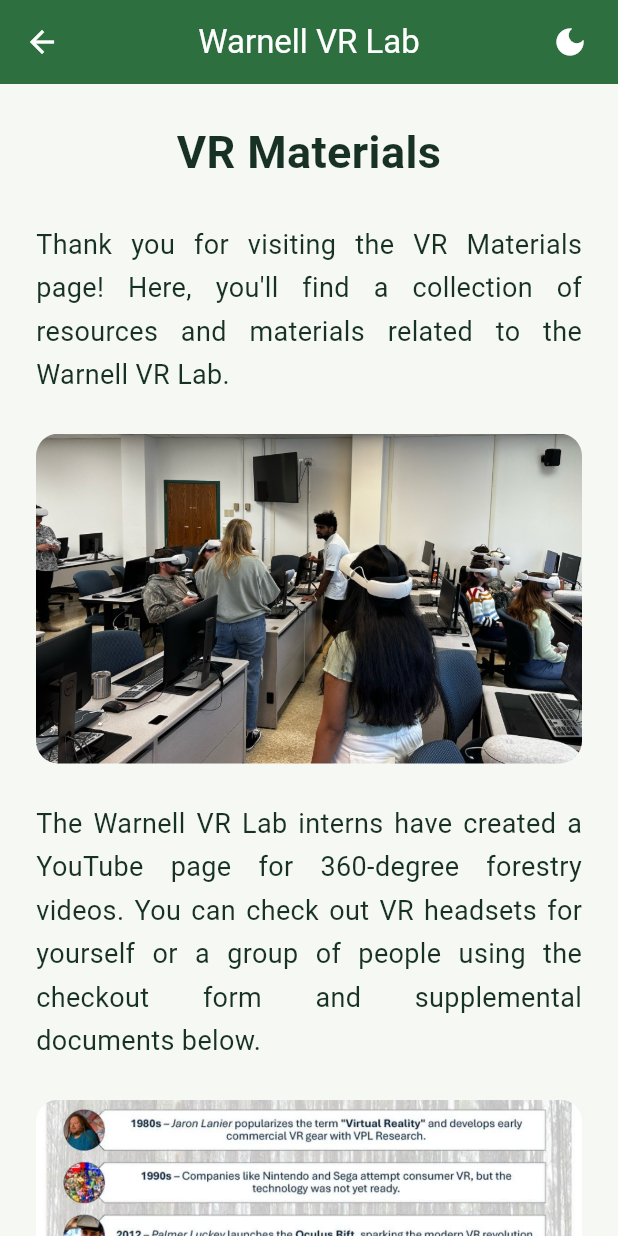
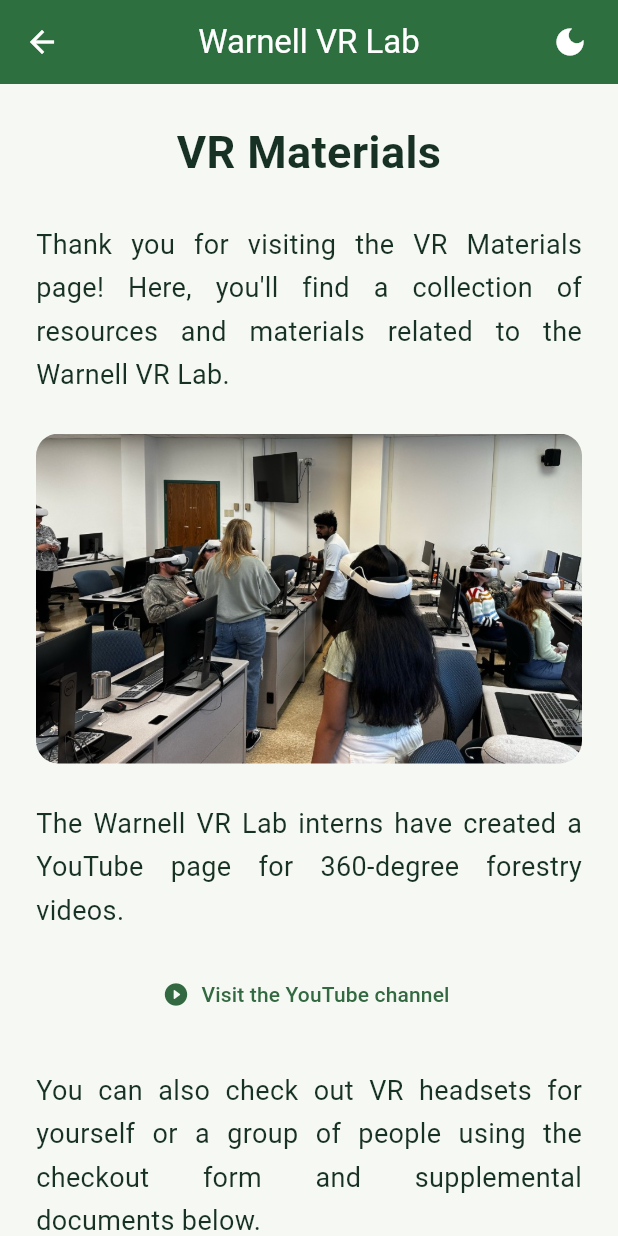
Before and after one commit to aru2-2/perseus_vr_lab_app, a Flutter app: the VRMaterials screen opened by its route, on a phone screen of 412 x 824 dp. Run offline on Flutter 3.47's test engine with Material 3 defaults, Android fonts, the phone set to English and light mode, and no system bars; our stand-ins replace visibility_detector.

Commit message:
Added YouTube channel hyperlink

```diff
--- a/lib/screens/vr_materials/vr_materials.dart
+++ b/lib/screens/vr_materials/vr_materials.dart
@@ -1,7 +1,10 @@
 //import statements
 import 'package:flutter/material.dart';
+import 'package:url_launcher/url_launcher.dart';
 import '../../widgets/lazy_image.dart';
 import '../../widgets/theme_toggle_button.dart';
+
+const String youtubeChannelUrl = 'https://www.youtube.com/@warnellvrlab';
 
 //creates the VR Materials page of the app
 class VRMaterials extends StatelessWidget {
@@ -65,8 +68,7 @@
               const SizedBox(height: 25),
               // Description of actions for the user to take on this page regarding VR headsets
               const Text(
-                "The Warnell VR Lab interns have created a YouTube page for 360-degree forestry videos."
-                " You can check out VR headsets for yourself or a group of people using the checkout form and supplemental documents below.",
+                "The Warnell VR Lab interns have created a YouTube page for 360-degree forestry videos.",
                 textAlign: TextAlign.justify,
                 style: TextStyle(
                   fontSize: 18,
@@ -74,9 +76,33 @@
                 ),
               ),
 
+              //YouTube channel button will open the hyperlink in an external browser when pressed
+              const SizedBox(height: 18),
+              TextButton.icon(
+                //button opens YouTube channel in external browser
+                onPressed: () async {
+                  final uri = Uri.parse(youtubeChannelUrl);
+                  //throws exception if URL cannot be launched
+                  if (!await launchUrl(uri, mode: LaunchMode.externalApplication)) {
+                    throw Exception('Could not launch $uri');
+                    }
+                },
+                //icon and label to display on the button
+                icon: const Icon(Icons.play_circle_fill_rounded),
+                label: const Text('Visit the YouTube channel'),
+              ),
+
+              //description of VR headset checkout form and supplemental materials
               const SizedBox(height: 25),
-              //Image of VR evolution graphic from UGA PMRC
-              const LazyImage(assetPath: 'lib/assets/images/perseus_vr_evolution_graphic.jpeg'),
+              const Text(
+                "You can also check out VR headsets for yourself or a group of people using the checkout form and supplemental documents below.",
+                textAlign: TextAlign.justify,
+                style: TextStyle(
+                  fontSize: 18,
+                  height: 1.6,
+                ),
+              ),
+
 
             ],
           ),
```
